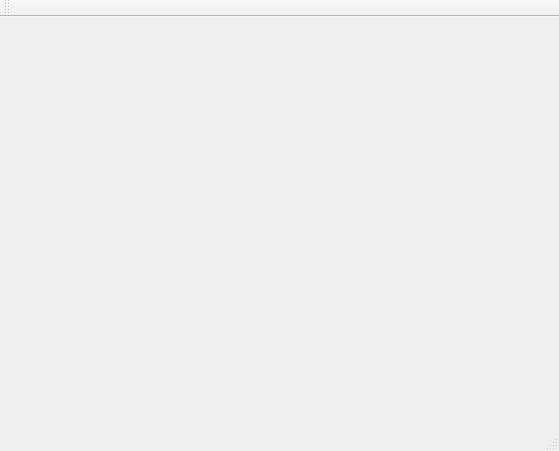
Before: the Qt Designer form mainwindow.ui in bahermursi/Trajectory-Predicition, drawn with Qt 5.
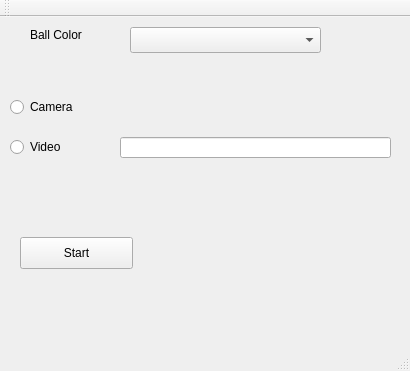
After: the same form once the commit is applied.

The edit to the form file:
```diff
--- a/mainwindow.ui
+++ b/mainwindow.ui
@@ -6,14 +6,94 @@
    <rect>
     <x>0</x>
     <y>0</y>
-    <width>559</width>
-    <height>451</height>
+    <width>410</width>
+    <height>371</height>
    </rect>
   </property>
   <property name="windowTitle">
    <string>MainWindow</string>
   </property>
-  <widget class="QWidget" name="centralWidget"/>
+  <widget class="QWidget" name="centralWidget">
+   <widget class="QComboBox" name="colorComboBox">
+    <property name="geometry">
+     <rect>
+      <x>130</x>
+      <y>10</y>
+      <width>191</width>
+      <height>26</height>
+     </rect>
+    </property>
+   </widget>
+   <widget class="QLabel" name="label">
+    <property name="geometry">
+     <rect>
+      <x>30</x>
+      <y>10</y>
+      <width>61</width>
+      <height>16</height>
+     </rect>
+    </property>
+    <property name="text">
+     <string>Ball Color</string>
+    </property>
+   </widget>
+   <widget class="QPushButton" name="pushButton">
+    <property name="geometry">
+     <rect>
+      <x>20</x>
+      <y>220</y>
+      <width>113</width>
+      <height>32</height>
+     </rect>
+    </property>
+    <property name="text">
+     <string>Start</string>
+    </property>
+   </widget>
+   <widget class="QRadioButton" name="camRB">
+    <property name="geometry">
+     <rect>
+      <x>10</x>
+      <y>80</y>
+      <width>100</width>
+      <height>20</height>
+     </rect>
+    </property>
+    <property name="text">
+     <string>Camera</string>
+    </property>
+   </widget>
+   <widget class="QRadioButton" name="videoRB">
+    <property name="geometry">
+     <rect>
+      <x>10</x>
+      <y>120</y>
+      <width>100</width>
+      <height>20</height>
+     </rect>
+    </property>
+    <property name="text">
+     <string>Video</string>
+    </property>
+   </widget>
+   <widget class="QLineEdit" name="pathLineEdit">
+    <property name="geometry">
+     <rect>
+      <x>120</x>
+      <y>120</y>
+      <width>271</width>
+      <height>21</height>
+     </rect>
+    </property>
+   </widget>
+   <zorder>colorComboBox</zorder>
+   <zorder>label</zorder>
+   <zorder>pushButton</zorder>
+   <zorder>camRB</zorder>
+   <zorder>videoRB</zorder>
+   <zorder>pathLineEdit</zorder>
+   <zorder>pathLineEdit</zorder>
+  </widget>
   <widget class="QMenuBar" name="menuBar">
    <property name="geometry">
     <rect>
```
Left out of the diff: 2 changed lines with no effect on the pictures.
